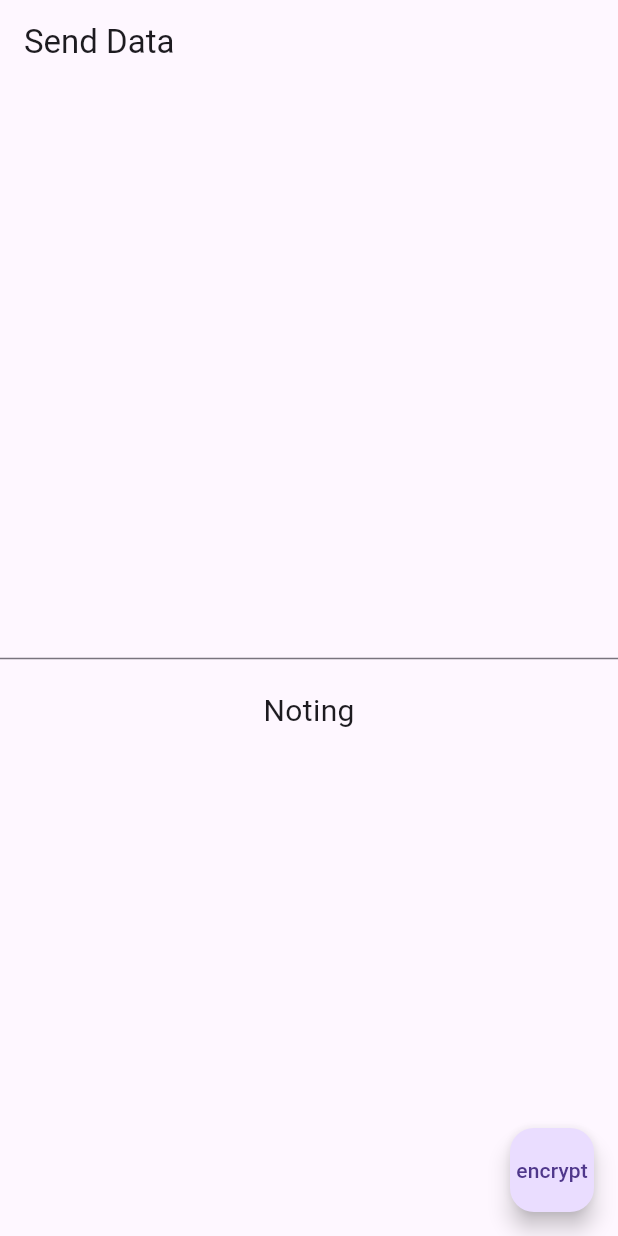
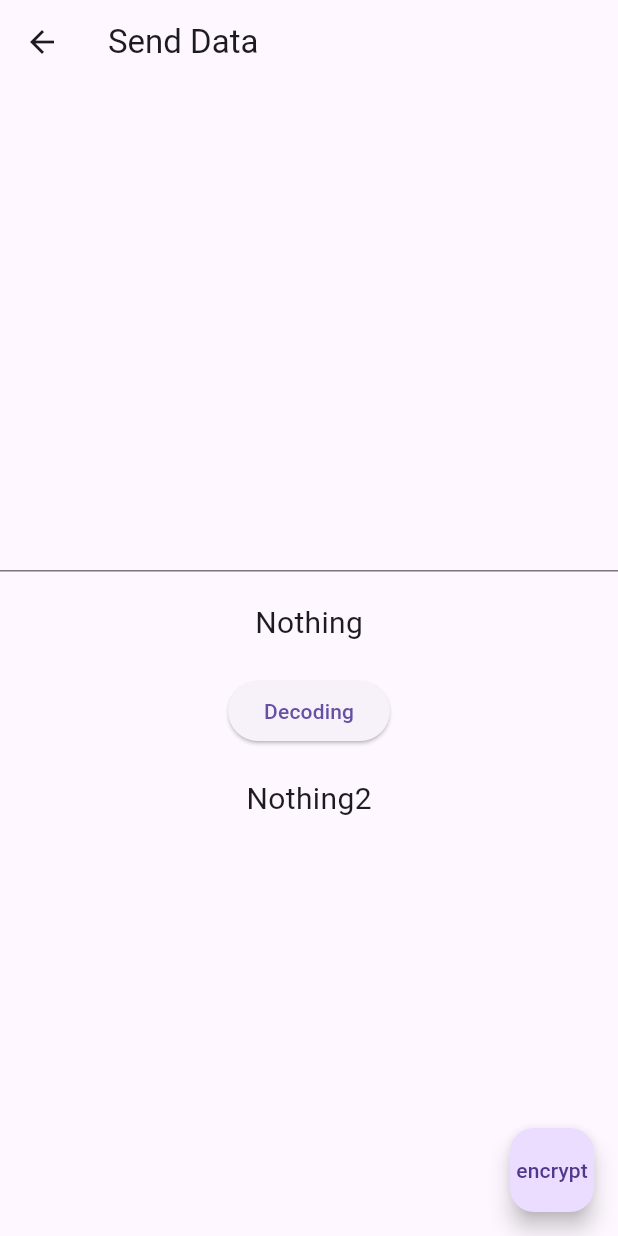
Before and after one commit to codeshongn/flutter_study_app, a Flutter app: the SendDataApp screen opened directly, on a phone screen of 412 x 824 dp. Run offline on Flutter 3.47's test engine with Material 3 defaults, Android fonts, the phone set to English and light mode, and no system bars; our stand-ins replace dio, shared_preferences, sqflite; accounts and stored records are empty.

Commit message:
study #10

```diff
--- a/lib/28_sendData.dart
+++ b/lib/28_sendData.dart
@@ -9,14 +9,13 @@ class SendDataApp extends StatefulWidget {
 class _SendDataApp extends State<SendDataApp> {
   static const platform = const MethodChannel('com.flutter.dev/encrypto');
   TextEditingController _controller = TextEditingController();
-  String _changeText = 'Noting';
+  String _changeText = 'Nothing';
+  String _reChangeText = 'Nothing2';
 
   @override
   Widget build(BuildContext context) {
     return Scaffold(
-      appBar: AppBar(
-        title: Text('Send Data')
-      ),
+        appBar: AppBar(title: Text('Send Data')),
         body: Container(
           child: Center(
             child: Column(
@@ -28,20 +27,36 @@ class _SendDataApp extends State<SendDataApp> {
                 SizedBox(
                   height: 20,
                 ),
-              Text(_changeText, style: TextStyle(fontSize: 20),)
+                Text(
+                  _changeText,
+                  style: TextStyle(fontSize: 20),
+                ),
+                SizedBox(
+                  height: 20,
+                ),
+                ElevatedButton(
+                    onPressed: () {
+                      _decodeText(_changeText);
+                    },
+                    child: Text('Decoding')),
+                SizedBox(
+                  height: 20,
+                ),
+                Text(
+                  _reChangeText,
+                  style: TextStyle(fontSize: 20),
+                ),
               ],
               mainAxisAlignment: MainAxisAlignment.center,
             ),
           ),
-
         ),
         floatingActionButton: FloatingActionButton(
           child: Text('encrypt'),
           onPressed: () {
             _SendData(_controller.value.text);
           },
-        )
-    );
+        ));
   }
 
   Future<void> _SendData(String text) async {
@@ -52,4 +67,13 @@ class _SendDataApp extends State<SendDataApp> {
       _changeText = result;
     });
   }
+
+  Future<void> _decodeText(String text) async {
+    final String result = await platform.invokeMethod("getDecrypto", text);
+    print(result);
+
+    setState(() {
+      _reChangeText = result;
+    });
   }
+}
```
Also changed, not shown: lib/28_sendDataMain.dart (+20 -5 lines), 1 other file. Lines whose indentation alone changed are shown as unchanged.
